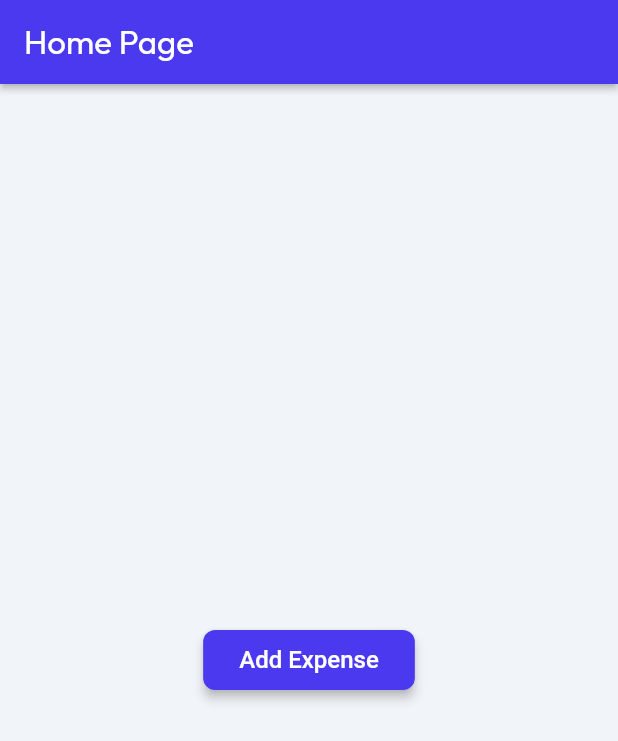
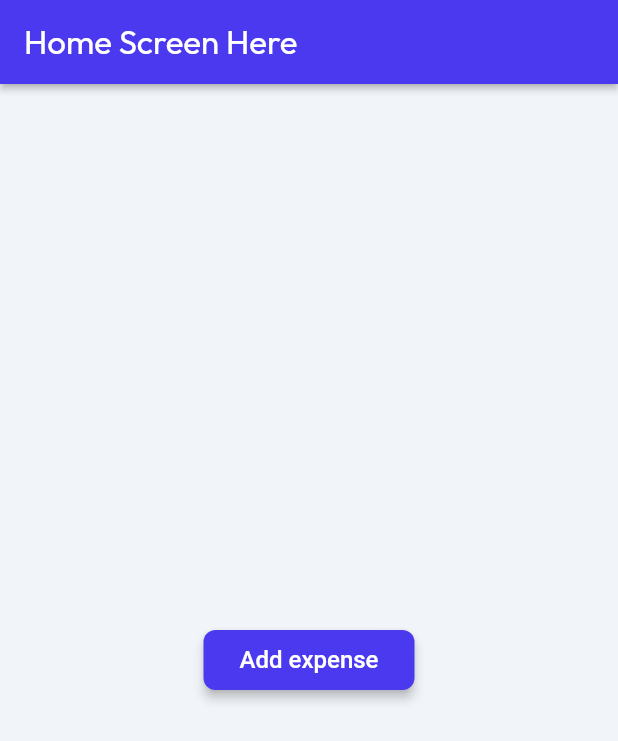
Before and after one commit to ayushflow/expense_tracker_poc, a Flutter app: the screen it shows after launch, on a phone screen of 412 x 824 dp. Shown: the top 741 px of the screen. Run offline on Flutter 3.47's test engine with Material 3 defaults, Android fonts, the phone set to English and light mode, and no system bars; drawn by our look-alikes of auto_size_text; our stand-ins replace csv, flutter_secure_storage, font_awesome_flutter, from_css_color, go_router, google_fonts and 4 more; missing offline and left inert: json_path; Roboto replaces fonts that are missing (Readex Pro).

```diff
--- a/lib/pages/home_page/home_page_widget.dart
+++ b/lib/pages/home_page/home_page_widget.dart
@@ -45,7 +45,7 @@ class _HomePageWidgetState extends State<HomePageWidget> {
           backgroundColor: FlutterFlowTheme.of(context).primary,
           automaticallyImplyLeading: false,
           title: Text(
-            'Home Page',
+            'Home Screen Here',
             style: FlutterFlowTheme.of(context).headlineMedium.override(
                   fontFamily: 'Outfit',
                   color: Colors.white,
@@ -70,7 +70,7 @@ class _HomePageWidgetState extends State<HomePageWidget> {
                   onPressed: () async {
                     context.pushNamed('AddExpenseScreen');
                   },
-                  text: 'Add Expense',
+                  text: 'Add expense',
                   options: FFButtonOptions(
                     height: 40.0,
                     padding:
```
